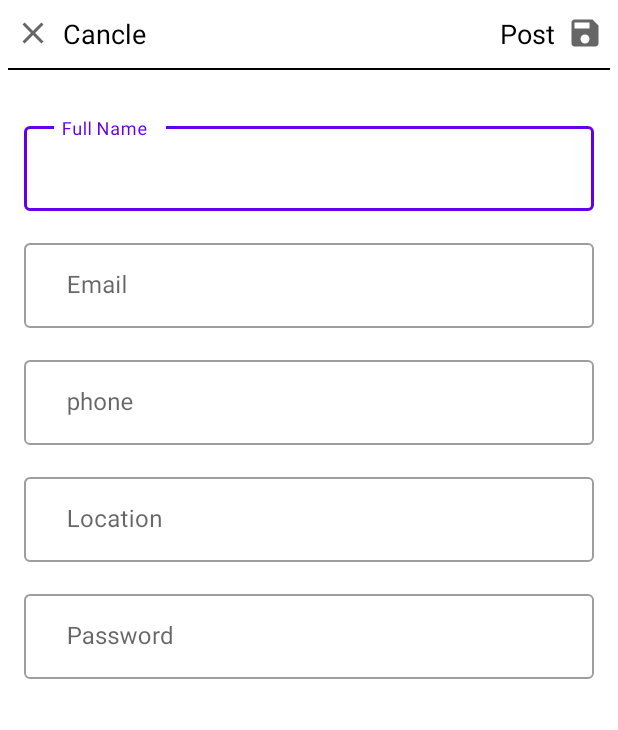
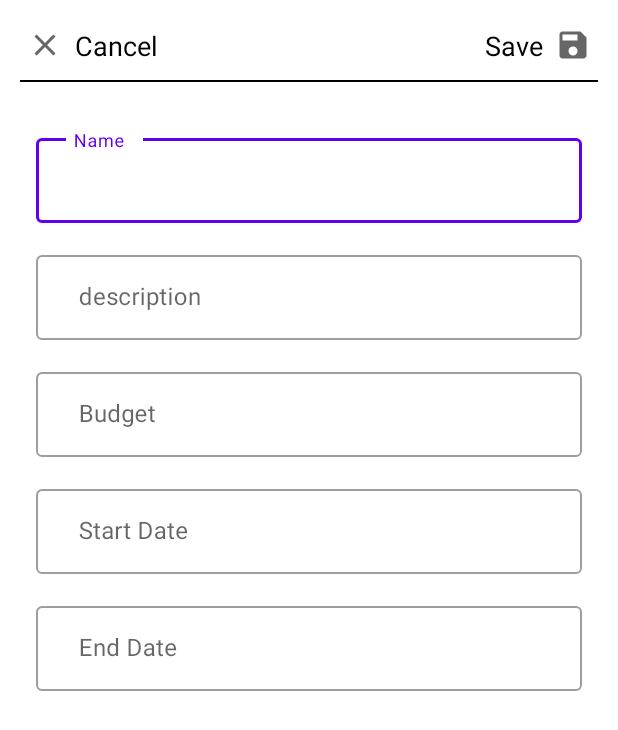
Before and after one commit to SadakatulShakil/Tour_Tec, an Android app: the AddEventsActivity screen opened directly, with no data from a screen before it, on a phone screen of 412 x 824 dp. Shown: the top 730 px of the screen. Run offline under Robolectric (Android 15) with nearby library versions, the phone set to English and light mode, and no system bars.

Commit message:
create one events done by shakil

```diff
--- a/app/src/main/java/com/example/tourtec/Activity/AddEventsActivity.java
+++ b/app/src/main/java/com/example/tourtec/Activity/AddEventsActivity.java
@@ -2,15 +2,51 @@ package com.example.tourtec.Activity;
 
 import androidx.appcompat.app.AppCompatActivity;
 
+import android.content.Intent;
 import android.os.Bundle;
+import android.view.View;
+import android.widget.TextView;
+import android.widget.Toast;
 
 import com.example.tourtec.R;
 
 public class AddEventsActivity extends AppCompatActivity {
 
+    private TextView saveTv, cancelTv;
     @Override
     protected void onCreate(Bundle savedInstanceState) {
         super.onCreate(savedInstanceState);
         setContentView(R.layout.activity_add_events);
+
+        initView();
+        clickEvents();
+
+    }
+
+    private void clickEvents() {
+        saveTv.setOnClickListener(new View.OnClickListener() {
+            @Override
+            public void onClick(View v) {
+                Toast.makeText(AddEventsActivity.this, "Event created !", Toast.LENGTH_SHORT).show();
+                Intent intent = new Intent(AddEventsActivity.this, EventsActivity.class);
+                startActivity(intent);
+                finish();
+            }
+        });
+
+        cancelTv.setOnClickListener(new View.OnClickListener() {
+            @Override
+            public void onClick(View v) {
+                Toast.makeText(AddEventsActivity.this, "Event created failed!", Toast.LENGTH_SHORT).show();
+                Intent intent = new Intent(AddEventsActivity.this, EventsActivity.class);
+                startActivity(intent);
+                finish();
+            }
+        });
+    }
+
+    private void initView() {
+        saveTv = findViewById(R.id.saveTV);
+        cancelTv = findViewById(R.id.cancelTV);
     }
 }
--- /dev/null
+++ b/app/src/main/res/drawable-v24/ic_arrow.xml
@@ -0,0 +1,5 @@
+<vector android:height="24dp" android:tint="#FFFFFF"
+    android:viewportHeight="24" android:viewportWidth="24"
+    android:width="24dp" xmlns:android="http://schemas.android.com/apk/res/android">
+    <path android:fillColor="@android:color/white" android:pathData="M20,11H7.83l5.59,-5.59L12,4l-8,8 8,8 1.41,-1.41L7.83,13H20v-2z"/>
+</vector>
--- a/app/src/main/res/layout/activity_add_events.xml
+++ b/app/src/main/res/layout/activity_add_events.xml
@@ -4,16 +4,18 @@
     xmlns:tools="http://schemas.android.com/tools"
     android:layout_width="match_parent"
     android:layout_height="match_parent"
+    android:layout_margin="8dp"
+    android:elevation="8dp"
     tools:context=".Activity.AddEventsActivity">
 
     <TextView
-        android:id="@+id/postTV"
+        android:id="@+id/saveTV"
         android:layout_width="wrap_content"
         android:layout_height="wrap_content"
         android:layout_margin="10dp"
         android:paddingBottom="5dp"
         android:drawablePadding="8dp"
-        android:text="Post"
+        android:text="Save"
         android:textAppearance="@style/TextAppearance.AppCompat.Medium"
         android:textColor="@color/black"
         android:drawableRight="@drawable/ic_save"
@@ -28,7 +30,7 @@
         android:drawableLeft="@drawable/ic_close"
         android:drawablePadding="8dp"
         android:paddingBottom="5dp"
-        android:text="Cancle"
+        android:text="Cancel"
         android:textAppearance="@style/TextAppearance.AppCompat.Medium"
         android:textColor="@color/black"
         app:layout_constraintStart_toStartOf="parent"
@@ -43,7 +45,7 @@
         app:layout_constraintTop_toBottomOf="@+id/cancelTV" />
 
     <com.google.android.material.textfield.TextInputLayout
-        android:id="@+id/NameTextField"
+        android:id="@+id/eventNameTextField"
         style="@style/Widget.MaterialComponents.TextInputLayout.OutlinedBox"
         android:layout_width="match_parent"
         android:layout_height="wrap_content"
@@ -51,7 +53,7 @@
         android:layout_marginRight="8dp"
         android:layout_marginBottom="8dp"
         android:layout_marginTop="32dp"
-        android:hint="   Full Name"
+        android:hint="   Name"
         app:layout_constraintEnd_toEndOf="parent"
         app:layout_constraintStart_toStartOf="parent"
         app:layout_constraintTop_toBottomOf="@+id/view1">
@@ -67,15 +69,15 @@
     </com.google.android.material.textfield.TextInputLayout>
 
     <com.google.android.material.textfield.TextInputLayout
-        android:id="@+id/emailTextField"
+        android:id="@+id/descriptionTextField"
         style="@style/Widget.MaterialComponents.TextInputLayout.OutlinedBox"
         android:layout_width="match_parent"
         android:layout_height="wrap_content"
         android:layout_margin="8dp"
-        android:hint="   Email"
+        android:hint="   description"
         app:layout_constraintEnd_toEndOf="parent"
         app:layout_constraintStart_toStartOf="parent"
-        app:layout_constraintTop_toBottomOf="@+id/NameTextField">
+        app:layout_constraintTop_toBottomOf="@+id/eventNameTextField">
 
         <com.google.android.material.textfield.TextInputEditText
             android:layout_width="match_parent"
@@ -88,35 +90,35 @@
     </com.google.android.material.textfield.TextInputLayout>
 
     <com.google.android.material.textfield.TextInputLayout
-        android:id="@+id/phoneTextField"
+        android:id="@+id/eventBudgetTextField"
         style="@style/Widget.MaterialComponents.TextInputLayout.OutlinedBox"
         android:layout_width="match_parent"
         android:layout_height="wrap_content"
         android:layout_margin="8dp"
-        android:hint="   phone"
+        android:hint="   Budget"
         app:layout_constraintEnd_toEndOf="parent"
         app:layout_constraintStart_toStartOf="parent"
-        app:layout_constraintTop_toBottomOf="@+id/emailTextField">
+        app:layout_constraintTop_toBottomOf="@+id/descriptionTextField">
 
         <com.google.android.material.textfield.TextInputEditText
             android:layout_width="match_parent"
             android:layout_height="wrap_content"
             android:layout_margin="8dp"
-            android:imeOptions="actionNext"
+            android:imeOptions="actionDone"
             android:inputType="number"/>
 
     </com.google.android.material.textfield.TextInputLayout>
 
     <com.google.android.material.textfield.TextInputLayout
-        android:id="@+id/locationTextField"
+        android:id="@+id/startTimeTextField"
         style="@style/Widget.MaterialComponents.TextInputLayout.OutlinedBox"
         android:layout_width="match_parent"
         android:layout_height="wrap_content"
         android:layout_margin="8dp"
-        android:hint="   Location"
+        android:hint="   Start Date"
         app:layout_constraintEnd_toEndOf="parent"
         app:layout_constraintStart_toStartOf="parent"
-        app:layout_constraintTop_toBottomOf="@+id/phoneTextField">
+        app:layout_constraintTop_toBottomOf="@+id/eventBudgetTextField">
 
         <com.google.android.material.textfield.TextInputEditText
             android:layout_width="match_parent"
@@ -128,15 +130,15 @@
     </com.google.android.material.textfield.TextInputLayout>
 
     <com.google.android.material.textfield.TextInputLayout
-        android:id="@+id/passwordTextField"
+        android:id="@+id/endTimeTextField"
         style="@style/Widget.MaterialComponents.TextInputLayout.OutlinedBox"
         android:layout_width="match_parent"
         android:layout_height="wrap_content"
         android:layout_margin="8dp"
-        android:hint="   Password"
+        android:hint="   End Date"
         app:layout_constraintEnd_toEndOf="parent"
         app:layout_constraintStart_toStartOf="parent"
-        app:layout_constraintTop_toBottomOf="@+id/locationTextField">
+        app:layout_constraintTop_toBottomOf="@+id/startTimeTextField">
 
         <com.google.android.material.textfield.TextInputEditText
             android:layout_width="match_parent"
--- a/app/src/main/res/layout/fragment_create_events.xml
+++ b/app/src/main/res/layout/fragment_create_events.xml
@@ -7,6 +7,7 @@
     tools:context=".Fargment.CreateEventsFragment">
 
     <!-- TODO: Update blank fragment layout -->
+
     <androidx.recyclerview.widget.RecyclerView
         android:id="@+id/recyclerViewForHistory"
         android:layout_width="match_parent"
@@ -18,7 +19,7 @@
         tools:itemCount="9" />
 
     <com.google.android.material.floatingactionbutton.FloatingActionButton
-        android:id="@+id/addHistoryFAB"
+        android:id="@+id/addEventsFAB"
         android:layout_width="wrap_content"
         android:layout_height="wrap_content"
         android:layout_alignParentEnd="true"
--- a/app/src/main/res/layout/fragment_nearby_place.xml
+++ b/app/src/main/res/layout/fragment_nearby_place.xml
@@ -24,6 +24,7 @@
         android:layout_marginTop="5dp"
         android:src="@drawable/near"
         app:layout_constraintBottom_toBottomOf="@+id/toolbar"
+        app:layout_constraintEnd_toEndOf="@+id/toolbar"
         app:layout_constraintStart_toStartOf="@+id/toolbar"
         app:layout_constraintTop_toTopOf="parent" />
 
```
Also changed, not shown: app/src/main/java/com/example/tourtec/Activity/EventsActivity.java (+36 -0 lines), app/src/main/java/com/example/tourtec/Fargment/CreateEventsFragment.java (+38 -0 lines), app/src/main/java/com/example/tourtec/Fargment/HomeFragment.java (+24 -0 lines), app/src/main/res/layout/activity_events.xml (+5 -4 lines).
